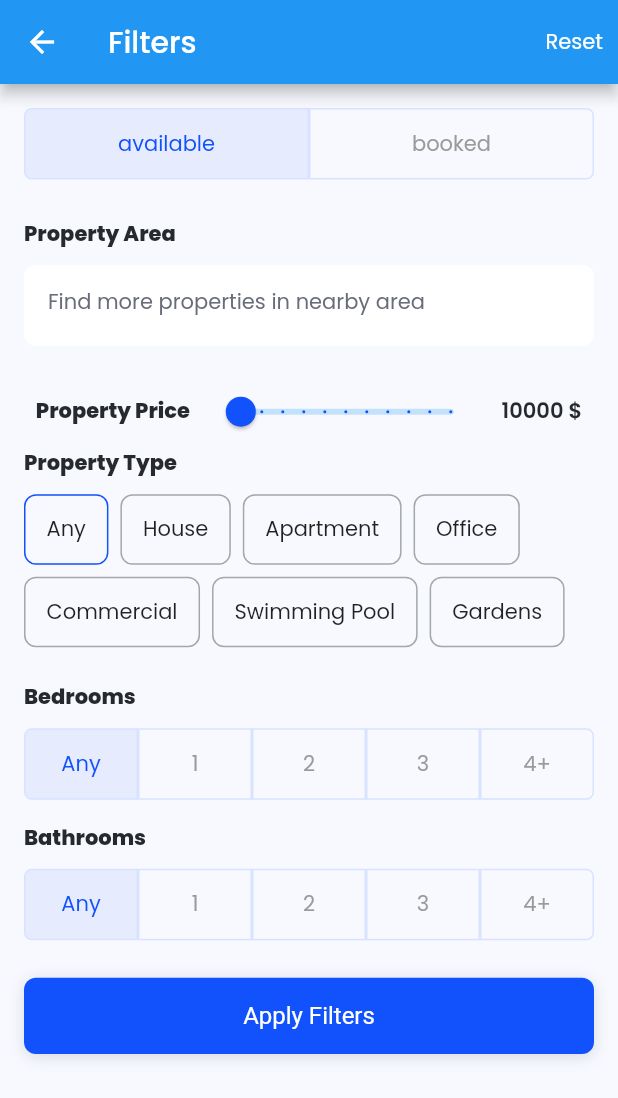
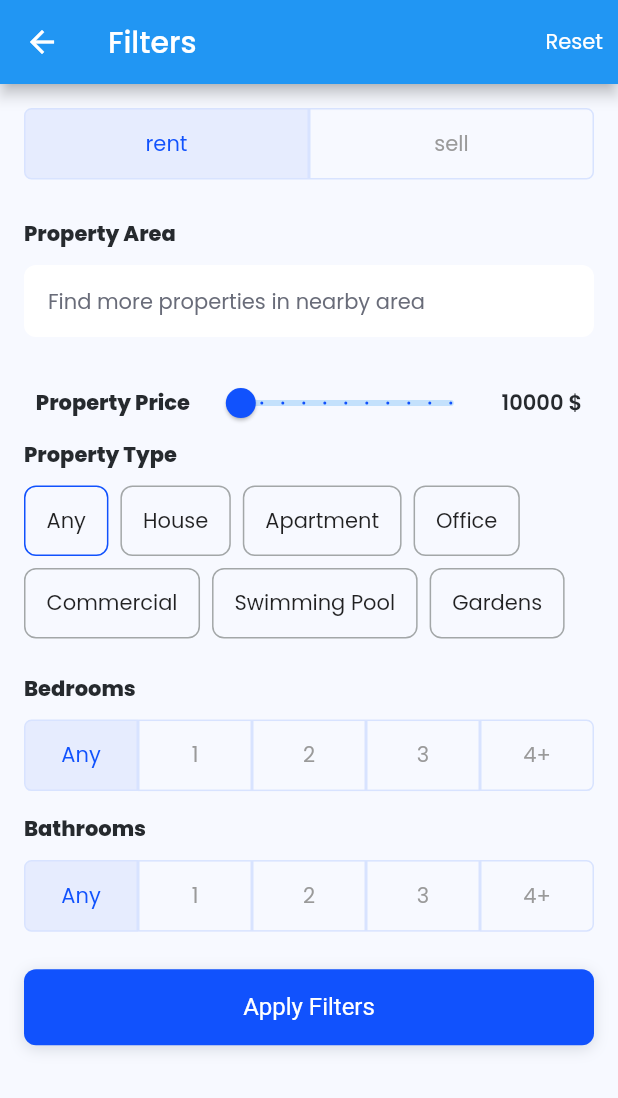
Before and after one commit to reubendeekay/cardinal, a Flutter app: the screen it shows once a user with an empty profile is signed in, after a tap on "Filters", on a phone screen of 412 x 824 dp. Shown: the top 1098 px of the screen. Run offline on Flutter 3.47's test engine with Material 2 defaults, Android fonts, the phone set to English and light mode, and no system bars; our stand-ins replace cached_network_image, carousel_slider, cloud_firestore, file_picker, firebase_auth, firebase_core and 12 more; missing offline and left inert: marker_icon, media_picker_widget; accounts and stored records are empty; network calls fail.

Commit message:
Adding a Property

```diff
--- a/lib/models/property.dart
+++ b/lib/models/property.dart
@@ -1,8 +1,8 @@
 import 'package:cloud_firestore/cloud_firestore.dart';
 import 'package:google_maps_flutter/google_maps_flutter.dart';
 
-const String bookedProperty = "booked";
-const String availableProperty = "available";
+const String sellProperty = "sell";
+const String rentProperty = "rent";
 
 class PropertyModel {
   String? propertyId;
@@ -43,5 +43,6 @@ class PropertyModel {
     images = documentSnapshot["image"];
     liked = documentSnapshot["liked"];
     propertyStatus = documentSnapshot["property_status"];
+    propertyCategory = documentSnapshot["category"];
   }
 }
--- a/lib/screens/filters.dart
+++ b/lib/screens/filters.dart
@@ -50,10 +50,10 @@ class _FiltersState extends State<Filters> {
                 child: OgTab(
                   items: [
                     OgTabItem(
-                      title: availableProperty,
+                      title: rentProperty,
                     ),
                     OgTabItem(
-                      title: bookedProperty,
+                      title: sellProperty,
                     ),
                   ],
                   onChanged: (int val) {
--- a/lib/screens/widgets/bottom_bar.dart
+++ b/lib/screens/widgets/bottom_bar.dart
@@ -10,6 +10,7 @@ import 'package:real_estate/screens/map/map_screen.dart';
 import 'package:real_estate/screens/map_overview/map_overview_screen.dart';
 import 'package:real_estate/screens/settings/settings_screen.dart';
 import 'package:real_estate/screens/user_profile.dart';
+import 'package:real_estate/utils/constants.dart';
 import 'package:salomon_bottom_bar/salomon_bottom_bar.dart';
 
 class BottomBar extends StatefulWidget {
@@ -53,7 +54,7 @@ class _BottomBarState extends State<BottomBar> {
           SalomonBottomBarItem(
             icon: const Icon(Icons.home),
             title: const Text("Home"),
-            selectedColor: Colors.orange,
+            selectedColor: Constants.primaryColor,
             unselectedColor: Colors.grey,
           ),
 
@@ -61,16 +62,16 @@ class _BottomBarState extends State<BottomBar> {
           SalomonBottomBarItem(
             icon: const Icon(Icons.location_on),
             title: const Text("Explore"),
-            selectedColor: Colors.orange,
+            selectedColor: Constants.primaryColor,
             unselectedColor: Colors.grey,
           ),
 
           /// Profile
           SalomonBottomBarItem(
-            icon: const Icon(Icons.person),
+            icon: const Icon(Icons.settings),
             title: const Text("Profile"),
             unselectedColor: Colors.grey,
-            selectedColor: Colors.orange,
+            selectedColor: Constants.primaryColor,
           ),
         ],
       ),
--- a/lib/screens/widgets/buttons/primary_button.dart
+++ b/lib/screens/widgets/buttons/primary_button.dart
@@ -6,7 +6,9 @@ import 'package:real_estate/utils/constants.dart';
 class PrimaryButton extends StatelessWidget {
   final String text;
   final Function() onPressed;
-  const PrimaryButton({Key? key, required this.text, required this.onPressed})
+  final Color? color;
+  const PrimaryButton(
+      {Key? key, this.color, required this.text, required this.onPressed})
       : super(key: key);
   @override
   Widget build(BuildContext context) {
@@ -16,7 +18,7 @@ class PrimaryButton extends StatelessWidget {
         width: double.infinity,
         height: ScreenUtil().setHeight(50.0),
         decoration: BoxDecoration(
-          color: Constants.primaryColor,
+          color: color ?? Constants.primaryColor,
           borderRadius: BorderRadius.circular(8.0),
           boxShadow: const [
             BoxShadow(
--- a/lib/screens/widgets/input/input_widget.dart
+++ b/lib/screens/widgets/input/input_widget.dart
@@ -26,7 +26,7 @@ class _InputWidgetState extends State<InputWidget> {
   @override
   Widget build(BuildContext context) {
     return Container(
-      height: ScreenUtil().setHeight(widget.height),
+      // height: ScreenUtil().setHeight(widget.height),
       decoration: BoxDecoration(
         color: Colors.white,
         borderRadius: BorderRadius.circular(8.0),
@@ -41,6 +41,8 @@ class _InputWidgetState extends State<InputWidget> {
             widget.onChanged(val);
           });
         },
+        maxLength: null,
+        maxLines: null,
         obscureText: widget.obscureText,
         decoration: InputDecoration(
           prefixIcon: widget.prefixIcon == null
```
Also changed, not shown: lib/screens/add_property.dart (+54 -2 lines), lib/screens/settings/settings_screen.dart (+9 -8 lines), lib/screens/widgets/property_card.dart (+4 -4 lines), lib/services/property_database.dart (+5 -3 lines).
